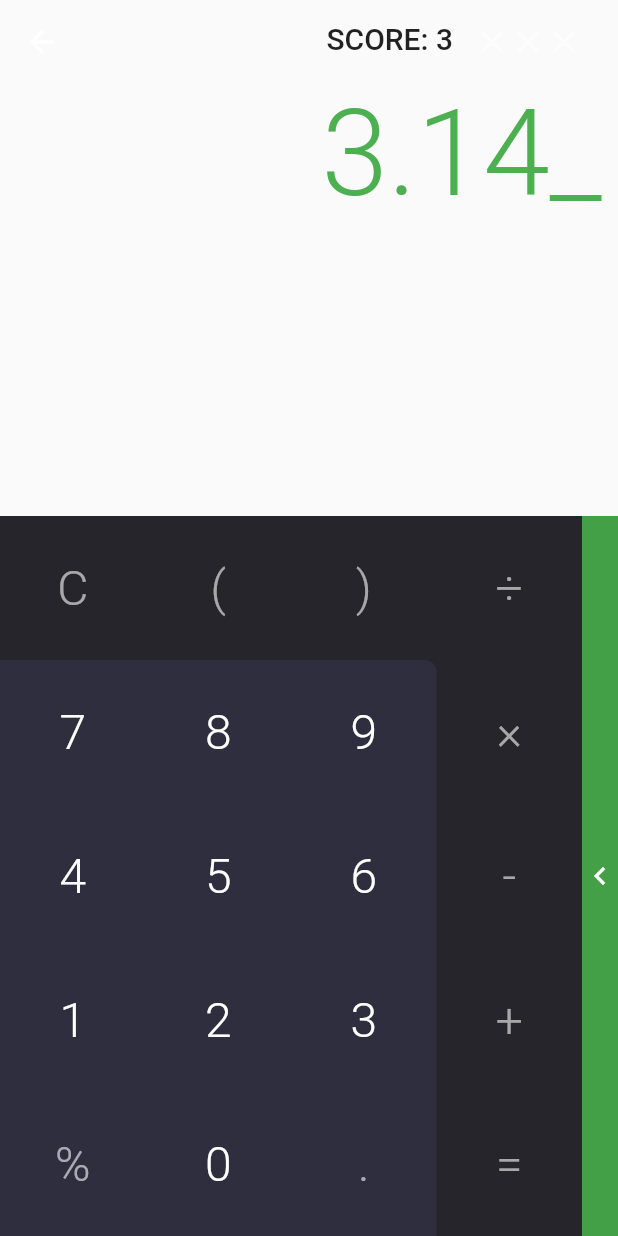
After one commit to dahliaOS/calculator, a Flutter app: the PiGame screen opened directly, on a phone screen of 412 x 824 dp. The commit adds this screen. Run offline on Flutter 3.47's test engine with Material 2 defaults, Android fonts, the phone set to English and light mode, and no system bars; missing offline and left inert: expressions.

Commit message:
Implement a game where you guess digits of pi
* 3 strikes and you're out!
* Only shows the most recent 9 or 10 digits
* Counts up all of the digits you've correctly done
* Gets digits of Pi from the Internet
* Stores the first 100 digits of Pi so you can get started without
being connected, and so that you can play offline
* Warns you if it can't connect to the server

Signed-off-by: Blake <bleonard252@rocketmail.com>

```diff
--- a/lib/calculator.dart
+++ b/lib/calculator.dart
@@ -13,10 +13,12 @@ WITHOUT WARRANTIES OR CONDITIONS OF ANY KIND, either express or implied.
 See the License for the specific language governing permissions and
 limitations under the License.
 */
+import 'package:calculator/pigame.dart';
 import 'package:flutter/material.dart';
 import 'package:expressions/expressions.dart';
 import 'dart:math' as math;
 import './extraMath.dart';
+import 'package:http/http.dart' as http;
 
 class Calculator extends StatelessWidget {
   @override
@@ -61,8 +63,9 @@ class _CalculatorHomeState extends State<CalculatorHome> {
   double? _fontSize = textFieldTextStyle.fontSize;
   // Controllers
   TextEditingController _controller = TextEditingController(text: '');
-  final _pageController = PageController(initialPage: 0);
+  PageController _pageController = PageController(initialPage: 0);
   // Toggles
+  bool _isLandscape = false;
   /// Defaults to degree mode (false)
   bool _useRadians = false;
   /// Refers to the sin, cos, sqrt, etc.
@@ -119,6 +122,8 @@ class _CalculatorHomeState extends State<CalculatorHome> {
 
     setState(() {
       _fontSize = fontSize;
+      if (_controller.text.startsWith("3.14")) _game = _games.PI;
+      else _game = _games.NONE;
     });
   }
 
@@ -297,6 +302,9 @@ class _CalculatorHomeState extends State<CalculatorHome> {
 
   @override
   Widget build(BuildContext context) {
+    final _isLOrig = _isLandscape;
+    _isLandscape = !(MediaQuery.of(context).orientation == Orientation.portrait);
+    if (_isLandscape != _isLOrig) _pageController = PageController(initialPage: 0, viewportFraction: _isLandscape ? 1.0 : 2.0);
     return Scaffold(
       appBar: AppBar(
         backgroundColor: Theme.of(context).canvasColor,
@@ -313,8 +321,32 @@ class _CalculatorHomeState extends State<CalculatorHome> {
               duration: Duration(milliseconds: 200),
               child: (_game != _games.NONE) ? IconButton(
                 icon: Icon(Icons.videogame_asset_outlined),
-                onPressed:  () => _game == _games.PI ? null /* TODO: set the prior to the Digits of Pi game */
-                : null ,
+                onPressed:  () =>
+                _game == _games.PI ? (() async {
+                  bool goAhead = true;
+                  try {
+                    final response = await http.get(Uri.parse("https://api.pi.delivery/v1/pi?start=0&numberOfDigits=1"));
+                    if (response.statusCode != 200) throw Exception();
+                  } catch(e) {
+                    goAhead = await showDialog(context: context, builder: (context) => AlertDialog(
+                      title: Text("Cannot reach server"),
+                      content: Text("If the server cannot be reached, the game will have a maximum score of 100.\n\n"
+                      "Are you sure you want to continue?"),
+                      actions: [
+                        TextButton(onPressed: () => Navigator.pop(context, false), child: Text("NO")),
+                        TextButton(onPressed: () => Navigator.pop(context, true), child: Text("YES")),
+                      ],
+                    ));
+                  }
+                  if (goAhead) Navigator.push(context, MaterialPageRoute(builder: (context) => Theme(
+                    data: ThemeData(
+                      brightness: Brightness.dark,
+                      primarySwatch: Colors.green,
+                      accentColor: Colors.green[600],
+                    ),
+                    child: PiGame()
+                  )));
+                })() : null,
                 color: Theme.of(context).accentColor,
               ): Padding( //make the illusion that it's still there
                 padding: const EdgeInsets.all(8.0),
--- /dev/null
+++ b/lib/pigame.dart
@@ -0,0 +1,382 @@
+/*
+Copyright 2019 The dahliaOS Authors
+
+Licensed under the Apache License, Version 2.0 (the "License");
+you may not use this file except in compliance with the License.
+You may obtain a copy of the License at
+
+    http://www.apache.org/licenses/LICENSE-2.0
+
+Unless required by applicable law or agreed to in writing, software
+distributed under the License is distributed on an "AS IS" BASIS,
+WITHOUT WARRANTIES OR CONDITIONS OF ANY KIND, either express or implied.
+See the License for the specific language governing permissions and
+limitations under the License.
+*/
+
+import 'dart:convert';
+
+import 'package:flutter/material.dart';
+import 'package:http/http.dart' as http;
+
+class _PiGameState extends State<PiGame> {
+  // Statics
+  TextSelection _currentSelection =
+      TextSelection(baseOffset: 0, extentOffset: 0);
+  final GlobalKey _textFieldKey = GlobalKey();
+  final textFieldPadding = EdgeInsets.only(right: 8.0);
+  static TextStyle textFieldTextStyle =
+      TextStyle(fontSize: 80.0, fontWeight: FontWeight.w300);
+  Color _numColor = Color.fromRGBO(48, 47, 63, .94);
+  Color _opColor = Color.fromRGBO(22, 21, 29, .93);
+  double? _fontSize = textFieldTextStyle.fontSize;
+  // Controllers
+  TextEditingController _controller = TextEditingController(text: '3.14_');
+  final _pageController = PageController(initialPage: 0);
+  // Pi Game variables
+  int _strikes = 0;
+  int _progress = 3;
+  /// The first 100 digits of Pi, pre-buffered into the game.
+  static const String _initbuffer = "3141592653589793238462643383279502884197169399375105820974944592307816406286208998628034825342117067";
+  /// A multiple of 100. The end position of the buffer.
+  int _bufferedTo = 100;
+  /// The current buffer. It should hold up to 150 digits at a time; the first 50 digits are cut off after bypassing 50.
+  String _buffer = _initbuffer;
+  /// `false` if downloading the next 100 digits of Pi fails. Every press retries the download until it succeeds,
+  /// setting this value to `true`.
+  bool _bufferSuccess = true;
+  bool get _isHalfway => (_progress % 50 == 0 && _progress % 100 != 0);
+  String get _expectedDigit => _buffer[_progress-(_bufferedTo-_buffer.length)];
+
+  void _onTextChanged() {
+    final inputWidth =
+        _textFieldKey.currentContext!.size!.width - textFieldPadding.horizontal;
+
+    final textPainter = TextPainter(
+      textDirection: TextDirection.ltr,
+      text: TextSpan(
+        text: _controller.text,
+        style: textFieldTextStyle,
+      ),
+    );
+    textPainter.layout();
+
+    var textWidth = textPainter.width;
+    var fontSize = textFieldTextStyle.fontSize;
+
+    while (textWidth > inputWidth && fontSize! > 40.0) {
+      fontSize -= 0.5;
+      textPainter.text = TextSpan(
+        text: _controller.text,
+        style: textFieldTextStyle.copyWith(fontSize: fontSize),
+      );
+      textPainter.layout();
+      textWidth = textPainter.width;
+    }
+
+    setState(() {
+      _fontSize = fontSize;
+    });
+  }
+
+  void _append(String character) {
+    if (_strikes == 3) {}
+    else if (character == _expectedDigit) {
+      setState(() {
+        _controller.text = _controller.text.replaceFirst("_", character+"_");
+        _progress++;
+        // make it only show the last 9 digits input
+        if (_controller.text.length > 10) _controller.text = _controller.text.substring(_controller.text.length-10);
+      });
+      if (_isHalfway || _bufferSuccess == false) http.get(Uri.parse("https://api.pi.delivery/v1/pi?start=$_bufferedTo&numberOfDigits=100")).then((response) {
+        final nextHundo = jsonDecode(response.body)["content"];
+        _buffer += nextHundo;
+        _bufferedTo += 100;
+        _buffer = _buffer.substring(49);
+        if (mounted) setState(() {_bufferSuccess = true;});
+      }).catchError((error) {
+        if (mounted) setState(() {_bufferSuccess = false;});
+      });
+    }
+    else setState(() {
+      _strikes++;
+    });
+    _onTextChanged();
+  }
+
+  // void _clear() {
+  //   setState(() {
+  //     _controller.text = '';
+  //     _buffer = _initbuffer;
+  //     _bufferedTo = 100;
+  //     _progress = 0;
+  //     _strikes = 0;
+  //   });
+  //   _onTextChanged();
+  // }
+
+  Widget _buildButton(String label, [bool disabled = false]) {
+    return Expanded(
+      child: InkWell(
+        onTap: (disabled || _strikes == 3) ? null : () => _append(label),
+        child: Center(
+            child: Text(
+          label,
+          style: TextStyle(
+              fontSize:
+                  (MediaQuery.of(context).orientation == Orientation.portrait)
+                      ? 32.0
+                      : 20.0, //24
+              fontWeight: FontWeight.w300,
+              color: (disabled || _strikes == 3) ? Colors.white60 : Colors.white),
+        )),
+      ),
+    );
+  }
+
+  @override
+  Widget build(BuildContext context) {
+    return Scaffold(
+      appBar: AppBar(
+        backgroundColor: Theme.of(context).canvasColor,
+        elevation: 0.0,
+        actions: [
+          if (!_bufferSuccess) Tooltip(message: "Cannot reach server", child: Icon(Icons.warning, color: Colors.amber)),
+          Padding(
+            padding: const EdgeInsets.all(14.0),
+            child: Text("SCORE: $_progress", style: Theme.of(context).textTheme.headline6),
+          ),
+          Icon(
+            Icons.close,
+            color: _strikes >= 1 ? Colors.red : Colors.white60,
+          ),
+          Icon(
+            Icons.close,
+            color: _strikes >= 2 ? Colors.red : Colors.white60,
+          ),
+          Icon(
+            Icons.close,
+            color: _strikes >= 3 ? Colors.red : Colors.white60,
+          ),
+          Container(width: 24)
+        ],
+      ),
+      body: Column(
+        children: [
+          Expanded(
+            flex: 3,
+            child: TextField(
+              key: _textFieldKey,
+              controller: _controller,
+              decoration: InputDecoration(
+                border: InputBorder.none,
+                contentPadding: textFieldPadding,
+              ),
+              textAlign: TextAlign.right,
+              style: textFieldTextStyle.copyWith(
+                fontSize: _fontSize,
+                color: _strikes == 3 ? Colors.red : Colors.green
+              ),
+              focusNode: AlwaysDisabledFocusNode(),
+            )
+          ),
+          Expanded(
+            flex: 5,
+            child: Material(
+              color: _opColor,
+              child: PageView(
+                controller: _pageController,
+                children: [
+                  Row(
+                    crossAxisAlignment: CrossAxisAlignment.stretch,
+                    children: [
+                      Expanded(
+                        flex: 3,
+                        child: Column(
+                          children: [
+                            Expanded(
+                              child: _strikes < 3 ? Row(
+                                crossAxisAlignment: CrossAxisAlignment.stretch,
+                                mainAxisAlignment:
+                                    MainAxisAlignment.spaceEvenly,
+                                children: [
+                                  _buildButton('C', true),
+                                  _buildButton('(', true),
+                                  _buildButton(')', true),
+                                ],
+                              ) : Center(
+                                child: Text(
+                                  "YOU LOSE!",
+                                  style: TextStyle(
+                                      fontSize:
+                                          (MediaQuery.of(context).orientation == Orientation.portrait)
+                                              ? 32.0
+                                              : 20.0, //24
+                                      fontWeight: FontWeight.w700,
+                                      color: Colors.red,
+                                ))
+                              ),
+                            ),
+                            Expanded(
+                              flex: 4,
+                              child: Material(
+                                color: _numColor,
+                                borderRadius: BorderRadius.only(
+                                    topRight: Radius.circular(8)),
+                                child: Column(
+                                  children: [
+                                    Expanded(
+                                      child: Row(
+                                        crossAxisAlignment:
+                                            CrossAxisAlignment.stretch,
+                                        mainAxisAlignment:
+                                            MainAxisAlignment.spaceEvenly,
+                                        children: [
+                                          _buildButton('7'),
+                                          _buildButton('8'),
+                                          _buildButton('9'),
+                                        ],
+                                      ),
+                                    ),
+                                    Expanded(
+                                      child: Row(
+                                        crossAxisAlignment:
+                                            CrossAxisAlignment.stretch,
+                                        mainAxisAlignment:
+                                            MainAxisAlignment.spaceEvenly,
+                                        children: [
+                                          _buildButton('4'),
+                                          _buildButton('5'),
+                                          _buildButton('6'),
+                                        ],
+                                      ),
+                                    ),
+                                    Expanded(
+                                      child: Row(
+                                        crossAxisAlignment:
+                                            CrossAxisAlignment.stretch,
+                                        mainAxisAlignment:
+                                            MainAxisAlignment.spaceEvenly,
+                                        children: [
+                                          _buildButton('1'),
+                                          _buildButton('2'),
+                                          _buildButton('3'),
+                                        ],
+                                      ),
+                                    ),
+                                    Expanded(
+                                      child: Row(
+                                        crossAxisAlignment:
+                                            CrossAxisAlignment.stretch,
+                                        mainAxisAlignment:
+                                            MainAxisAlignment.spaceEvenly,
+                                        children: [
+                                          _buildButton('%', true),
+                                          _buildButton('0'),
+                                          _buildButton('.', true),
+                                        ],
+                                      ),
+                                    ),
+                                  ],
+                                ),
+                              ),
+                            ),
+                          ],
+                        ),
+                      ),
+                      Expanded(
+                          child: Column(
+                        children: <Widget>[
+                          _buildButton('÷', true),
+                          _buildButton('×', true),
+                          _buildButton('-', true),
+                          _buildButton('+', true),
+                          _buildButton('=', true),
+                        ],
+                      )),
+                      InkWell(
+                        child: Container(
+                          color: Theme.of(context).accentColor,
+                          child: Icon(
+                            Icons.chevron_left,
+                            color: Colors.white,
+                          ),
+                        ),
+                        onTap: () => _pageController.animateToPage(
+                          1,
+                          duration: Duration(milliseconds: 500),
+                          curve: Curves.ease,
+                        ),
+                      ),
+                    ],
+                  ),
+                  Material(
+                    color: Theme.of(context).accentColor,
+                    child: Column(
+                      children: [
+                        Expanded(
+                          child: Row(
+                            crossAxisAlignment: CrossAxisAlignment.stretch,
+                            mainAxisAlignment: MainAxisAlignment.spaceEvenly,
+                            children: [
+                              _buildButton('sin', true),
+                              _buildButton('cos', true),
+                              _buildButton('tan', true),
+                            ],
+                          ),
+                        ),
+                        Expanded(
+                          child: Row(
+                            crossAxisAlignment: CrossAxisAlignment.stretch,
+                            mainAxisAlignment: MainAxisAlignment.spaceEvenly,
+                            children: [
+                              _buildButton('ln', true),
+                              _buildButton('log', true),
+                              _buildButton('√', true),
+                            ],
+                          ),
+                        ),
+                        Expanded(
+                          child: Row(
+                            crossAxisAlignment: CrossAxisAlignment.stretch,
+                            mainAxisAlignment: MainAxisAlignment.spaceEvenly,
+                            children: [
+                              _buildButton('π', true),
+                              _buildButton('e', true),
+                              _buildButton('^', true),
+                            ],
+                          ),
+                        ),
+                        Expanded(
+                          child: Row(
+                            crossAxisAlignment: CrossAxisAlignment.stretch,
+                            mainAxisAlignment: MainAxisAlignment.spaceEvenly,
+                            children: [
+                              _buildButton('INV', true),
+                              _buildButton('PLAY', true),
+                              _buildButton('!', true),
+                            ],
+                          ),
+                        ),
+                      ],
+                    ),
+                  )
+                ],
+              ),
+            ),
+          ),
+        ],
+      ),
+    );
+  }
+}
+
+class PiGame extends StatefulWidget {
+  @override
+  _PiGameState createState() => _PiGameState();
+}
+
+class AlwaysDisabledFocusNode extends FocusNode {
+  @override
+  bool get hasFocus => false;
+}
--- a/pubspec.yaml
+++ b/pubspec.yaml
@@ -23,10 +23,11 @@ environment:
 dependencies:
   flutter:
     sdk: flutter
-  expressions: any
+  expressions: ^0.2.1
+  http: ^0.13.1
 
 dev_dependencies:
-  flutter_launcher_icons: "^0.8.0"
+  flutter_launcher_icons: "^0.9.0"
   flutter_test:
     sdk: flutter
 
```
Also changed, not shown: pubspec.lock, 1 other file.
